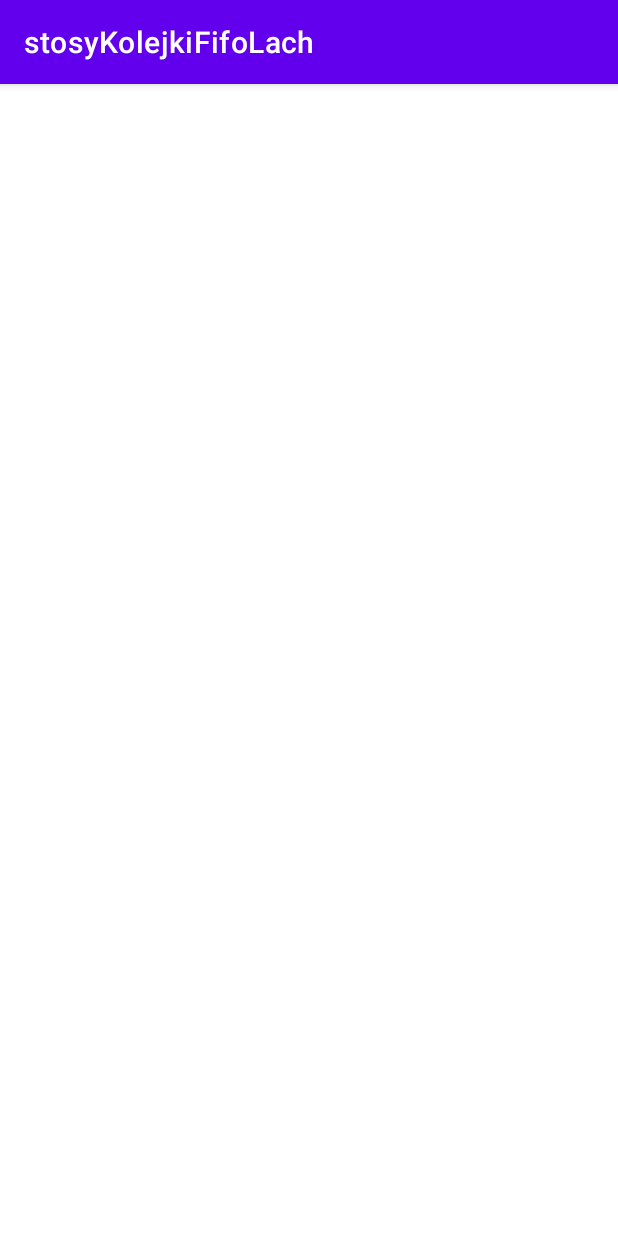
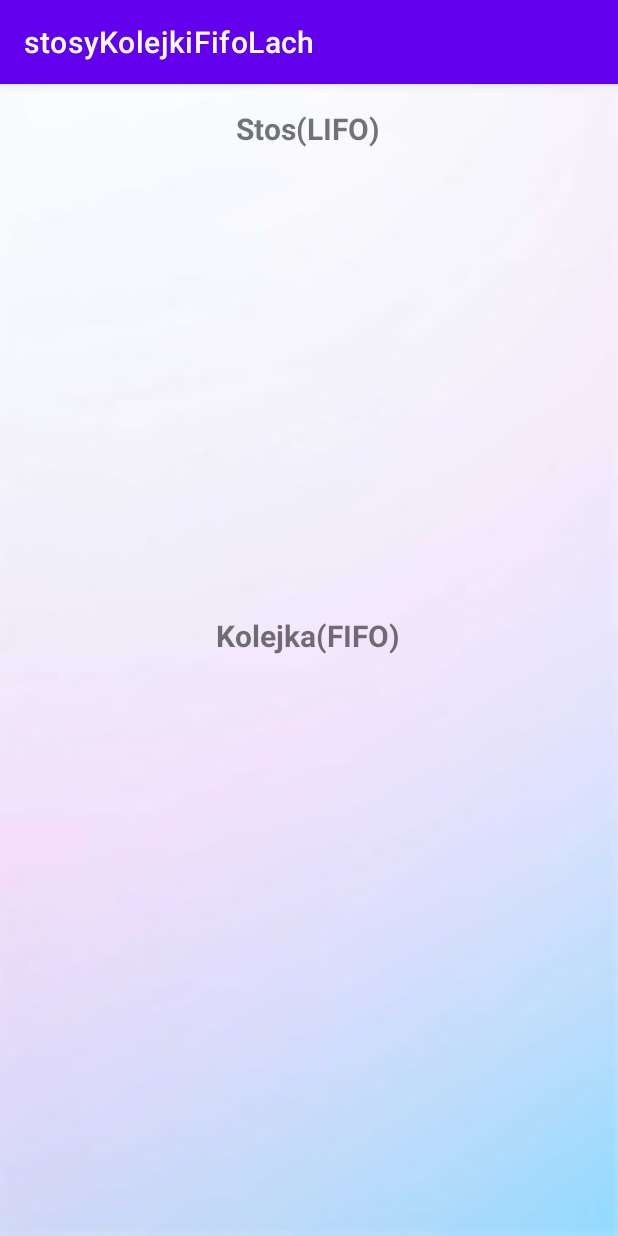
Before and after one commit to kamcio420/stosyKolejkiFifoLach, an Android app: the screen it shows after launch (MainActivity), on a phone screen of 412 x 824 dp. Run offline under Robolectric (Android 15) with nearby library versions, the phone set to English and light mode, and no system bars.

Commit message:
update gradle(android studio version switch), basic app appearance

```diff
--- a/app/src/main/res/layout/activity_main.xml
+++ b/app/src/main/res/layout/activity_main.xml
@@ -4,4 +4,34 @@
     xmlns:tools="http://schemas.android.com/tools"
     android:layout_width="match_parent"
     android:layout_height="match_parent"
-    tools:context=".MainActivity"/>
+    android:background="@drawable/bcg"
+    tools:context=".MainActivity">
+
+    <TextView
+        android:id="@+id/textView4"
+        android:layout_width="wrap_content"
+        android:layout_height="wrap_content"
+        android:text="Kolejka(FIFO)"
+        android:textSize="20sp"
+        android:textStyle="bold"
+        app:layout_constraintBottom_toBottomOf="parent"
+        app:layout_constraintEnd_toEndOf="parent"
+        app:layout_constraintHorizontal_bias="0.498"
+        app:layout_constraintStart_toStartOf="parent"
+        app:layout_constraintTop_toTopOf="parent"
+        app:layout_constraintVertical_bias="0.478" />
+
+    <TextView
+        android:id="@+id/textView3"
+        android:layout_width="wrap_content"
+        android:layout_height="wrap_content"
+        android:text="Stos(LIFO)"
+        android:textSize="20sp"
+        android:textStyle="bold"
+        app:layout_constraintBottom_toBottomOf="parent"
+        app:layout_constraintEnd_toEndOf="parent"
+        app:layout_constraintHorizontal_bias="0.498"
+        app:layout_constraintStart_toStartOf="parent"
+        app:layout_constraintTop_toTopOf="parent"
+        app:layout_constraintVertical_bias="0.022" />
+</androidx.constraintlayout.widget.ConstraintLayout>
--- a/build.gradle
+++ b/build.gradle
@@ -5,7 +5,7 @@ buildscript {
         mavenCentral()
     }
     dependencies {
-        classpath "com.android.tools.build:gradle:7.0.2"
+        classpath 'com.android.tools.build:gradle:7.3.1'
         classpath "org.jetbrains.kotlin:kotlin-gradle-plugin:1.5.31"
 
         // NOTE: Do not place your application dependencies here; they belong
```
Also changed, not shown: app/src/main/res/drawable/bcg.jpg (added), gradle/wrapper/gradle-wrapper.properties.
